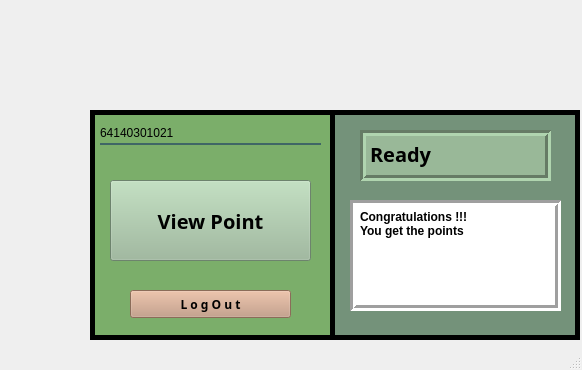
The window that main.ui (PonMorin/BottleAI) describes before a commit, drawn with Qt 5.
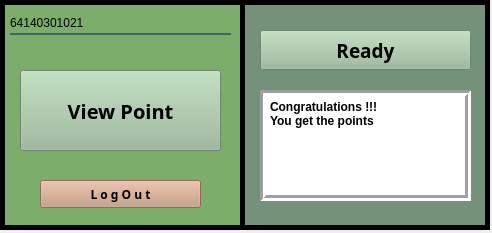
The same window after the commit.

```diff
--- a/main.ui
+++ b/main.ui
@@ -6,8 +6,8 @@
    <rect>
     <x>0</x>
     <y>0</y>
-    <width>582</width>
-    <height>370</height>
+    <width>492</width>
+    <height>233</height>
    </rect>
   </property>
   <property name="windowTitle">
@@ -58,13 +58,36 @@
 	border-left:1px solid rgb(128,128,128);
 	border-right:1px solid rgb(128,128,128);
 	border-top:5px solid rgb(128,128,128);
-}</string>
+}
+QPushButton#ready_button{
+	background-color: rgb(153, 184, 152);
+	
+	
+	border-left:1px solid rgb(255,76,100);
+	border-right:1px solid rgb(255,76,100);
+	border-bottom:5px solid rgb(255,76,100);
+}
+QPushButton#ready_button:hover{
+	background-color:rgb(192,192,192);
+	color:rgb(0,0,0);
+	border-left:1px solid rgb(128,128,128);
+	border-right:1px solid rgb(128,128,128);
+	border-bottom:5px solid rgb(128,128,128);
+}
+QPushButton#ready_button:pressed{
+	background-color:rgb(192,192,192);
+	color:rgb(0,0,0);
+	border-left:1px solid rgb(128,128,128);
+	border-right:1px solid rgb(128,128,128);
+	border-top:5px solid rgb(128,128,128);
+}
+</string>
    </property>
    <widget class="QLabel" name="label_2">
     <property name="geometry">
      <rect>
-      <x>90</x>
-      <y>110</y>
+      <x>0</x>
+      <y>0</y>
       <width>250</width>
       <height>230</height>
      </rect>
@@ -86,8 +109,8 @@
    <widget class="QLabel" name="label_3">
     <property name="geometry">
      <rect>
-      <x>330</x>
-      <y>110</y>
+      <x>240</x>
+      <y>0</y>
       <width>250</width>
       <height>230</height>
      </rect>
@@ -108,8 +131,8 @@
    <widget class="QLabel" name="Student_ID_2">
     <property name="geometry">
      <rect>
-      <x>100</x>
-      <y>120</y>
+      <x>10</x>
+      <y>10</y>
       <width>221</width>
       <height>25</height>
      </rect>
@@ -132,8 +155,8 @@
    <widget class="QPushButton" name="Logout_Button">
     <property name="geometry">
      <rect>
-      <x>130</x>
-      <y>290</y>
+      <x>40</x>
+      <y>180</y>
       <width>161</width>
       <height>28</height>
      </rect>
@@ -153,8 +176,8 @@
    <widget class="QPushButton" name="ViewPoint_Button">
     <property name="geometry">
      <rect>
-      <x>110</x>
-      <y>180</y>
+      <x>20</x>
+      <y>70</y>
       <width>201</width>
       <height>81</height>
      </rect>
@@ -171,49 +194,11 @@
      <string>View Point</string>
     </property>
    </widget>
-   <widget class="QPlainTextEdit" name="state">
-    <property name="geometry">
-     <rect>
-      <x>360</x>
-      <y>130</y>
-      <width>191</width>
-      <height>51</height>
-     </rect>
-    </property>
-    <property name="font">
-     <font>
-      <family>Berlin Sans FB Demi</family>
-      <pointsize>15</pointsize>
-      <weight>75</weight>
-      <italic>false</italic>
-      <bold>true</bold>
-      <underline>false</underline>
-     </font>
-    </property>
-    <property name="layoutDirection">
-     <enum>Qt::LeftToRight</enum>
-    </property>
-    <property name="styleSheet">
-     <string notr="true">background-color: rgb(153, 184, 152);</string>
-    </property>
-    <property name="frameShape">
-     <enum>QFrame::Box</enum>
-    </property>
-    <property name="lineWidth">
-     <number>3</number>
-    </property>
-    <property name="plainText">
-     <string>Ready</string>
-    </property>
-    <property name="tabStopWidth">
-     <number>0</number>
-    </property>
-   </widget>
    <widget class="QPlainTextEdit" name="plainTextEdit">
     <property name="geometry">
      <rect>
-      <x>350</x>
-      <y>200</y>
+      <x>260</x>
+      <y>90</y>
       <width>211</width>
       <height>111</height>
      </rect>
@@ -235,8 +220,28 @@
 You get the points </string>
     </property>
    </widget>
+   <widget class="QPushButton" name="ready_button">
+    <property name="geometry">
+     <rect>
+      <x>260</x>
+      <y>30</y>
+      <width>211</width>
+      <height>40</height>
+     </rect>
+    </property>
+    <property name="font">
+     <font>
+      <family>Berlin Sans FB Demi</family>
+      <pointsize>14</pointsize>
+      <weight>75</weight>
+      <bold>true</bold>
+     </font>
+    </property>
+    <property name="text">
+     <string>Ready</string>
+    </property>
+   </widget>
   </widget>
-  <widget class="QStatusBar" name="statusbar"/>
  </widget>
  <resources/>
  <connections/>
```
